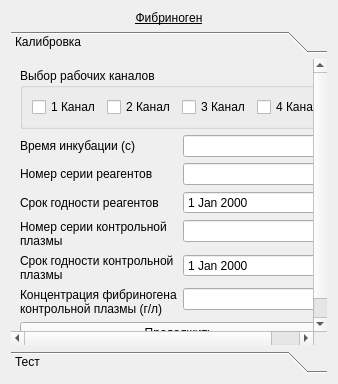
The window that choisedialog/ko3.ui (krang4d/Agrekola) describes before a commit, drawn with Qt 5.
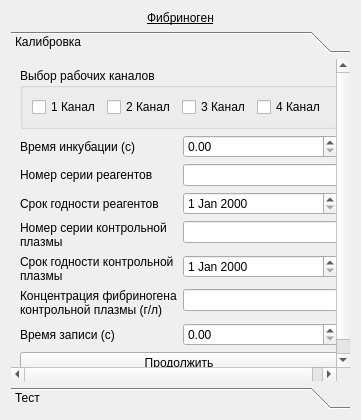
The same window after the commit.

Patch:
```diff
--- a/choisedialog/ko3.ui
+++ b/choisedialog/ko3.ui
@@ -6,8 +6,8 @@
    <rect>
     <x>0</x>
     <y>0</y>
-    <width>338</width>
-    <height>384</height>
+    <width>361</width>
+    <height>420</height>
    </rect>
   </property>
   <property name="windowTitle">
@@ -34,8 +34,8 @@
        <rect>
         <x>0</x>
         <y>0</y>
-        <width>320</width>
-        <height>293</height>
+        <width>343</width>
+        <height>329</height>
        </rect>
       </property>
       <attribute name="label">
@@ -88,16 +88,6 @@
            </property>
           </widget>
          </item>
-         <item row="0" column="1">
-          <widget class="QLineEdit" name="lineEdit_calibIncube">
-           <property name="inputMethodHints">
-            <set>Qt::ImhDigitsOnly</set>
-           </property>
-           <property name="text">
-            <string/>
-           </property>
-          </widget>
-         </item>
          <item row="1" column="0">
           <widget class="QLabel" name="label_calib_1">
            <property name="text">
@@ -164,6 +154,19 @@
            </property>
           </widget>
          </item>
+         <item row="0" column="1">
+          <widget class="QDoubleSpinBox" name="doubleSpinBox_calibIncube"/>
+         </item>
+         <item row="6" column="0">
+          <widget class="QLabel" name="label_2">
+           <property name="text">
+            <string>Время записи (с)</string>
+           </property>
+          </widget>
+         </item>
+         <item row="6" column="1">
+          <widget class="QDoubleSpinBox" name="doubleSpinBox_calibWriteTime"/>
+         </item>
         </layout>
        </item>
        <item>
```
Left out of the diff: 46 changed lines with no effect on the pictures.
